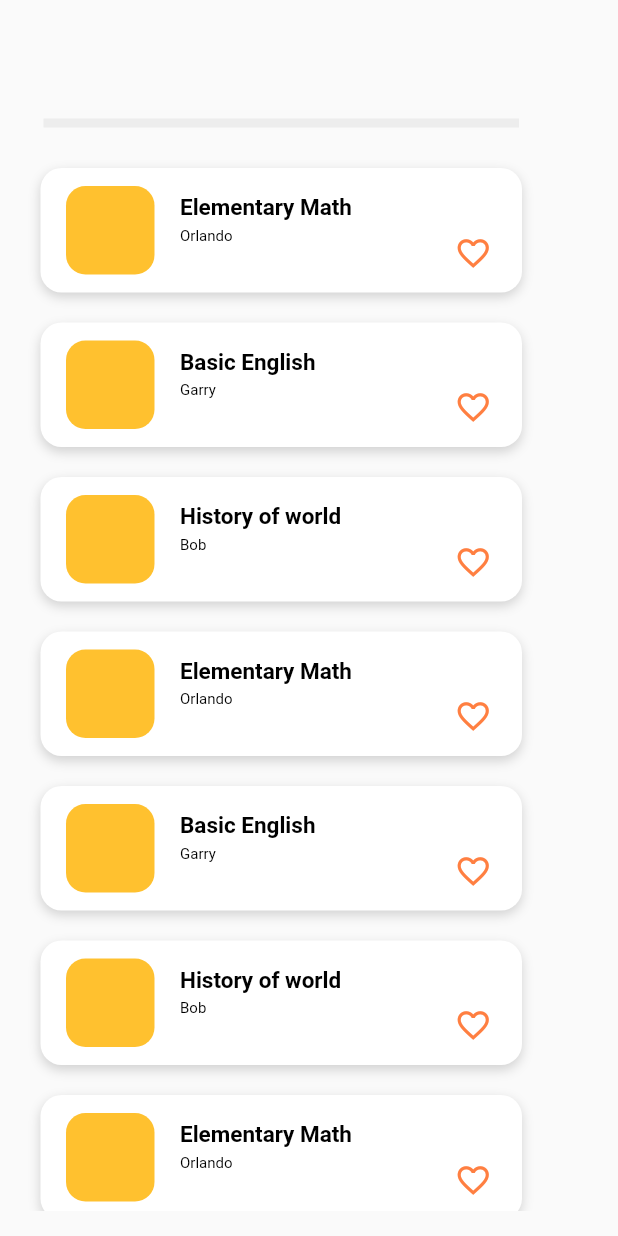
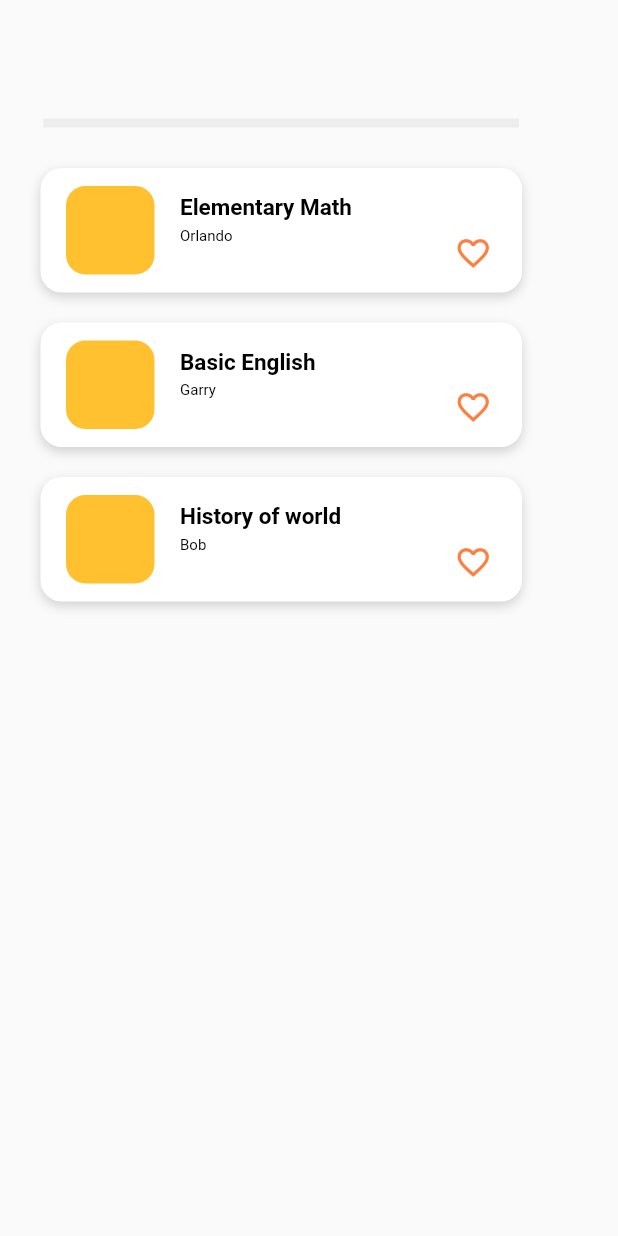
Before and after one commit to Earndu/EarnduFront, a Flutter app: the contentListStateful screen opened directly with empty values, on a phone screen of 412 x 824 dp. Run offline on Flutter 3.47's test engine with Material 2 defaults, Android fonts, the phone set to English and light mode, and no system bars; our stand-ins replace assets_audio_player, auto_size_text, fl_chart, flutter_swiper, modal_bottom_sheet; missing offline and left inert: cupertino_date_textbox, dart:ffi; Roboto replaces fonts that are missing (Arial).

Commit message:
audio contents

```diff
--- a/Student/lib/src/contentList.dart
+++ b/Student/lib/src/contentList.dart
@@ -27,6 +27,7 @@ class contentListStateful extends StatefulWidget {
 }
 
 class _contentListStateful extends State<contentListStateful> {
+  List<bool> study = [false, false, false];
   @override
   Widget build(BuildContext context) {
     double _height = MediaQuery.of(context).size.height;
@@ -61,23 +62,13 @@ class _contentListStateful extends State<contentListStateful> {
                         Border.all(color: const Color(0xffededed), width: 3))),
             Container(
               height: _height * 0.88,
-              width: 375,
               child: ListView(
                 padding:
                     const EdgeInsets.symmetric(horizontal: 27, vertical: 20),
                 children: <Widget>[
-                  contents(context, 'Elementary Math', 'Orlando'),
-                  contents(context, 'Basic English', 'Garry'),
-                  contents(context, 'History of world', 'Bob'),
-                  contents(context, 'Elementary Math', 'Orlando'),
-                  contents(context, 'Basic English', 'Garry'),
-                  contents(context, 'History of world', 'Bob'),
-                  contents(context, 'Elementary Math', 'Orlando'),
-                  contents(context, 'Basic English', 'Garry'),
-                  contents(context, 'History of world', 'Bob'),
-                  contents(context, 'Elementary Math', 'Orlando'),
-                  contents(context, 'Basic English', 'Garry'),
-                  contents(context, 'History of world', 'Bob'),
+                  contents(context, 'Elementary Math', 'Orlando', study[0]),
+                  contents(context, 'Basic English', 'Garry', study[1]),
+                  contents(context, 'History of world', 'Bob', study[2]),
                 ],
               ),
             ),
@@ -89,8 +80,8 @@ class _contentListStateful extends State<contentListStateful> {
 
   //리스트  요소 함수
   //이미지 매개변수  추가해서 이미지또한 들어갈 수 있게 하자
-  Widget contents(BuildContext context, String subName, String tName) {
-    bool favoritePressed = false;
+  Widget contents(BuildContext context, String subName, String tName,
+      bool favoritePressed) {
     return Container(
       width: 300,
       height: 83,
@@ -152,7 +143,7 @@ class _contentListStateful extends State<contentListStateful> {
               margin: const EdgeInsets.only(left: 25, top: 30),
               child: IconButton(
                 iconSize: 25.0,
-                icon: favoritePressed == true
+                icon: favoritePressed
                     ? Icon(
                         Icons.favorite,
                         color: Color(0xffff7f41),
@@ -163,7 +154,7 @@ class _contentListStateful extends State<contentListStateful> {
                       ),
                 onPressed: () {
                   setState(() {
-                    FlutterDialog(context);
+                    favoritePressed = !favoritePressed;
                   });
                 },
               ),
--- a/Student/lib/src/mainPage.dart
+++ b/Student/lib/src/mainPage.dart
@@ -118,6 +118,7 @@ class _mainPage extends State<mainPage> {
                           //컨테이너의 크기 지정
                           height: _height / 8.2,
                           padding: const EdgeInsets.all(7),
+                          margin: const EdgeInsets.only(bottom: 7),
                           // 리스트뷰 위젯 생성
                           child: ListView(
                             //가로로 스크롤 할 수 있게 지정
--- a/Student/lib/src/select.dart
+++ b/Student/lib/src/select.dart
@@ -2,7 +2,7 @@ import 'package:flutter/material.dart';
 import 'appTutorial.dart';
 import 'mainPage.dart';
 import 'package:flutter_swiper/flutter_swiper.dart';
-import 'package:shared_preferences/shared_preferences.dart';
+//import 'package:shared_preferences/shared_preferences.dart';
 
 import 'tutorial.dart';
 
--- a/Student/lib/src/sub_widget/home_widget.dart
+++ b/Student/lib/src/sub_widget/home_widget.dart
@@ -33,7 +33,7 @@ Widget setSub(BuildContext context, String sub) {
 Widget setListItem(BuildContext context, String sub, IconData iconVal) {
   return Container(
     padding: const EdgeInsets.only(top: 7),
-    margin: const EdgeInsets.symmetric(horizontal: 10, vertical: 0),
+    margin: const EdgeInsets.symmetric(horizontal: 10, vertical: 3),
     width: 74,
     height: 74,
     decoration: BoxDecoration(
--- a/Student/pubspec.yaml
+++ b/Student/pubspec.yaml
@@ -38,7 +38,8 @@ dependencies:
   #데이터를  하나로 모아놓는  역할을 위한  용도
   provider: ^4.3.3
   #튜토리얼을 한번만 진행하기 위한 용도
-  shared_preferences: ^0.5.12+4
+  #shared_preferences: ^0.5.12+4
+  assets_audio_player: ^2.0.15
 
   # The following adds the Cupertino Icons font to your application.
   # Use with the CupertinoIcons class for iOS style icons.
@@ -60,6 +61,7 @@ flutter:
   uses-material-design: true
   assets:
   - image/
+  - sound/RunningMate.mp3
   fonts:
   - family: MaiandraGD
     fonts:
```
Also changed, not shown: Student/lib/src/contents.dart (+29 -3 lines), Student/pubspec.lock, 2 other files.
